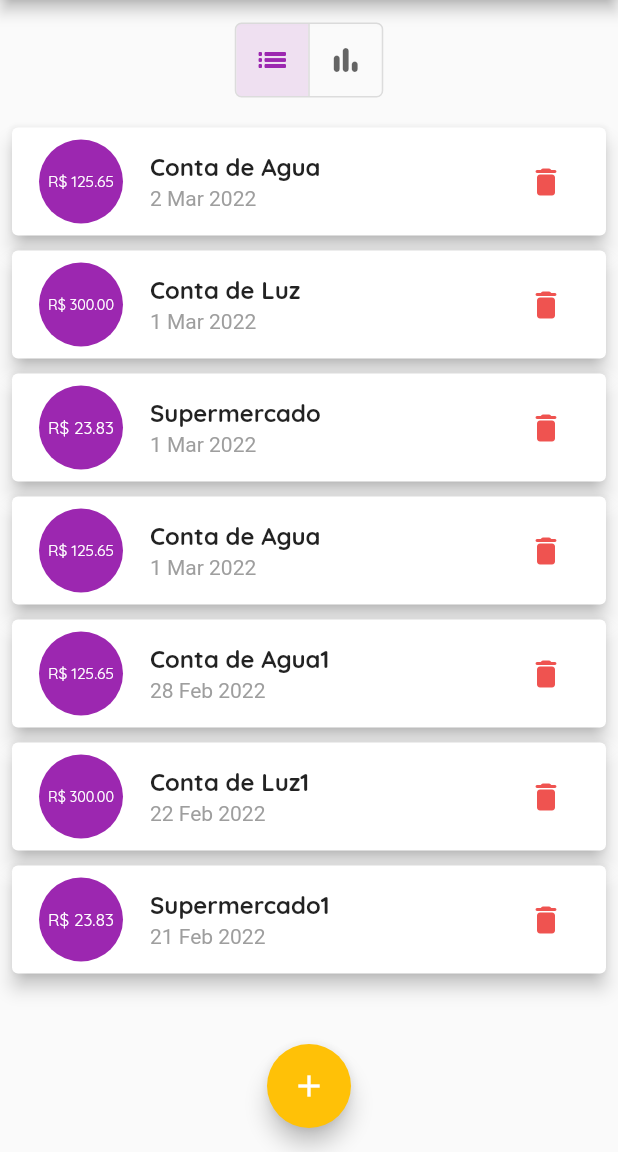
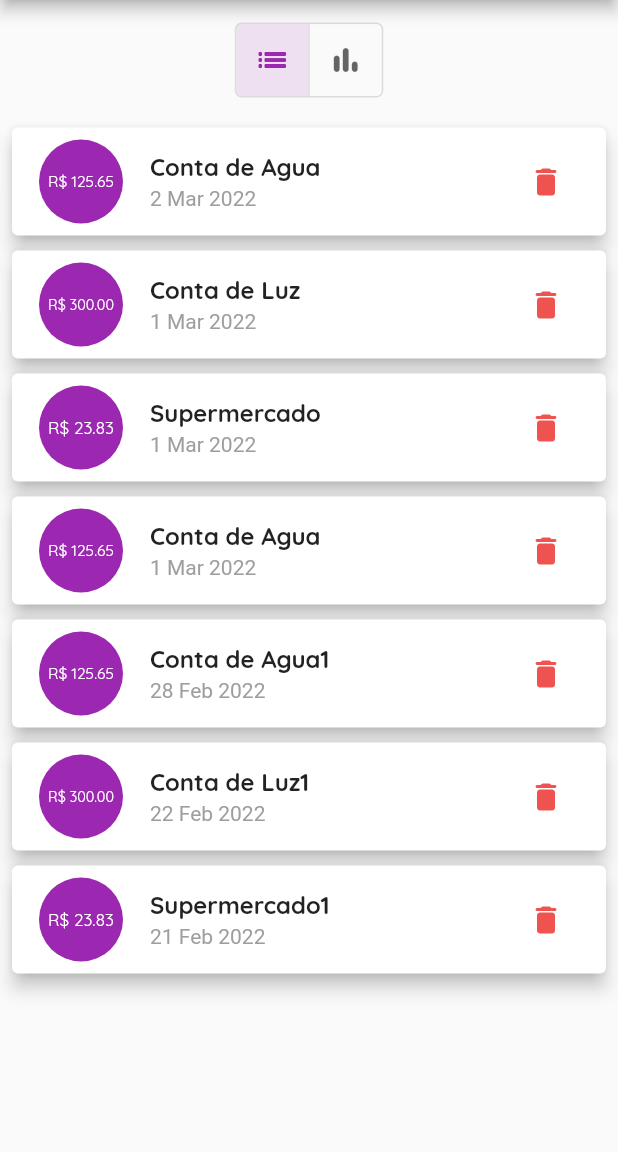
Before and after one commit to GuilhermePalma/Control_Expenses, a Flutter app: the screen it shows after launch, on a phone screen of 412 x 824 dp, the part 84-1236 px from its top. Run offline on Flutter 3.47's test engine with Material 2 defaults, Android fonts, the phone set to English and light mode, and no system bars.

Commit message:
Remove Floating Action Button

```diff
--- a/lib/screens/transactions_screen.dart
+++ b/lib/screens/transactions_screen.dart
@@ -237,12 +237,6 @@ class _TransactionsScreenState extends State<TransactionsScreen> {
         : Scaffold(
             appBar: _appBarAndroid,
             body: _bodyWidget(_appBarAndroid.preferredSize.height),
-            floatingActionButton: FloatingActionButton(
-              onPressed: () => _openTransactionForm(context),
-              child: const Icon(Icons.add),
-            ),
-            floatingActionButtonLocation:
-                FloatingActionButtonLocation.centerFloat,
           );
   }
 }
```
